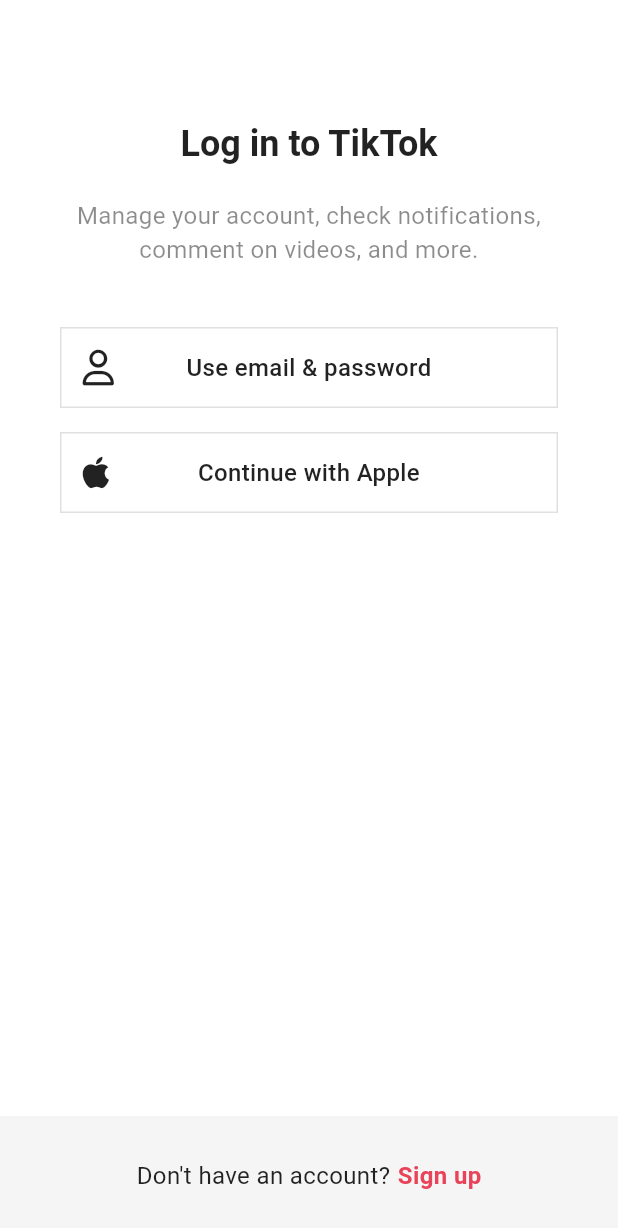
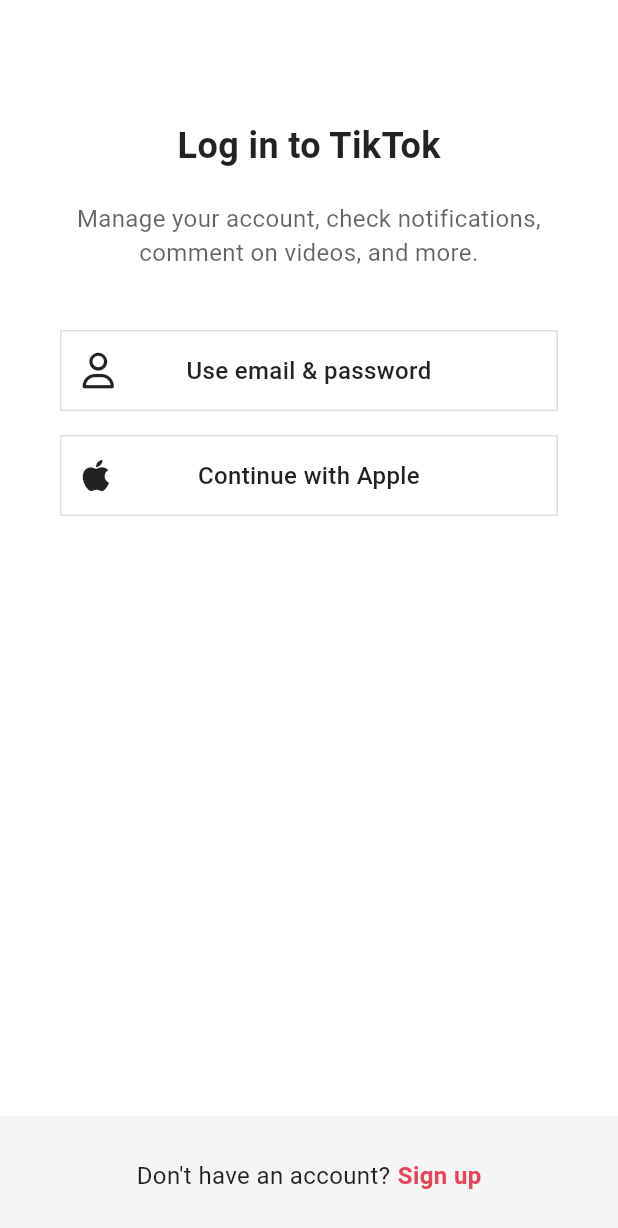
Before and after one commit to shs98ko/tiktok_clone, a Flutter app: the LoginScreen screen opened directly, on a phone screen of 412 x 824 dp. Shown: the top 1228 px of the screen. Run offline on Flutter 3.47's test engine with Material 3 defaults, Android fonts, the phone set to English and light mode, and no system bars; our stand-ins replace font_awesome_flutter, go_router, google_fonts, video_player, visibility_detector.

Commit message:
Dark Mode_5 dake mode part 1

```diff
--- a/lib/features/authentication/login_screen.dart
+++ b/lib/features/authentication/login_screen.dart
@@ -35,15 +35,19 @@ class LoginScreen extends StatelessWidget {
               Gaps.v80,
               Text(
                 "Log in to TikTok",
-                style: Theme.of(context).textTheme.headlineSmall!.copyWith(
-                  fontWeight: FontWeight.w600,
+                style: TextStyle(
+                  fontSize: Sizes.size24,
+                  fontWeight: FontWeight.w700,
                 ),
               ),
               Gaps.v20,
-              Text(
-                "Manage your account, check notifications, comment on videos, and more.",
-                style: TextStyle(fontSize: Sizes.size16, color: Colors.black45),
-                textAlign: TextAlign.center,
+              Opacity(
+                opacity: 0.7,
+                child: Text(
+                  "Manage your account, check notifications, comment on videos, and more.",
+                  style: TextStyle(fontSize: Sizes.size16),
+                  textAlign: TextAlign.center,
+                ),
               ),
               Gaps.v40,
               GestureDetector(
@@ -63,7 +67,7 @@ class LoginScreen extends StatelessWidget {
         ),
       ),
       bottomNavigationBar: BottomAppBar(
-        color: Colors.grey.shade100,
+        color: isDarkMode(context) ? null : Colors.grey.shade100,
         child: Row(
           mainAxisAlignment: MainAxisAlignment.center,
           children: [
--- a/lib/features/authentication/widgets/form_button.dart
+++ b/lib/features/authentication/widgets/form_button.dart
@@ -1,5 +1,6 @@
 import 'package:flutter/material.dart';
 import 'package:tiktok_clone/constants/sizes.dart';
+import 'package:tiktok_clone/utils.dart';
 
 class FormButton extends StatelessWidget {
   const FormButton({
@@ -19,7 +20,9 @@ class FormButton extends StatelessWidget {
         decoration: BoxDecoration(
           borderRadius: BorderRadius.circular(Sizes.size2),
           color: disabled
-              ? Colors.grey.shade200
+              ? isDarkMode(context)
+                    ? Colors.grey.shade800
+                    : Colors.grey.shade200
               : Theme.of(context).primaryColor,
         ),
         duration: Duration(milliseconds: 300),
--- a/lib/features/onboarding/tutorial_screen.dart
+++ b/lib/features/onboarding/tutorial_screen.dart
@@ -3,6 +3,7 @@ import 'package:flutter/material.dart';
 import 'package:tiktok_clone/constants/gaps.dart';
 import 'package:tiktok_clone/constants/sizes.dart';
 import 'package:tiktok_clone/features/main_navigation/main_navigation_screen.dart';
+import 'package:tiktok_clone/utils.dart';
 
 enum Direction { left, right }
 
@@ -107,6 +108,7 @@ class _MyWidgetState extends State<TutorialScreen> {
           ),
         ),
         bottomNavigationBar: BottomAppBar(
+          color: isDarkMode(context) ? Colors.black : Colors.white,
           child: AnimatedOpacity(
             opacity: _showingPage == Page.first ? 0 : 1,
             duration: Duration(milliseconds: 200),
--- a/lib/main.dart
+++ b/lib/main.dart
@@ -65,6 +65,7 @@ class TikTokApp extends StatelessWidget {
           color: Colors.grey.shade900,
           elevation: 0,
         ),
+        appBarTheme: AppBarTheme(backgroundColor: Colors.grey.shade900),
       ),
       home: SignUpScreen(),
     );
```
Also changed, not shown: lib/features/authentication/birthday_screen.dart (+12 -7 lines), lib/features/onboarding/widgets/interest_button.dart (+11 -2 lines).
